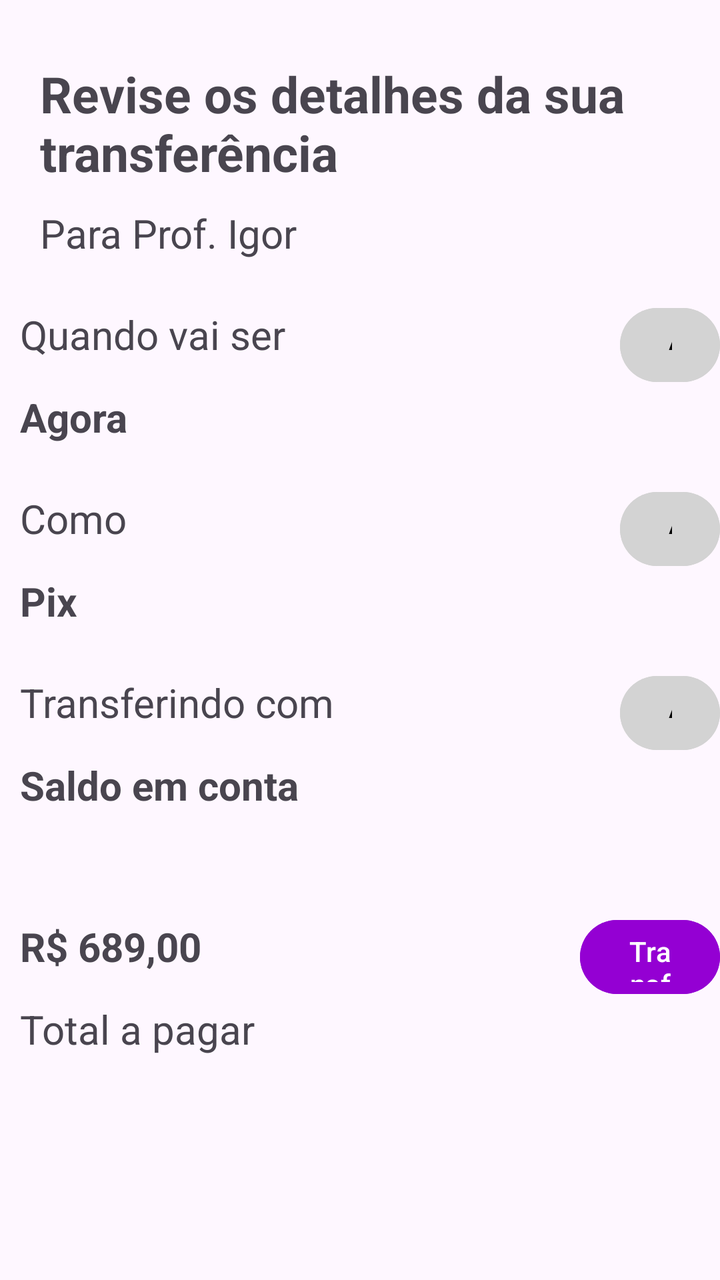
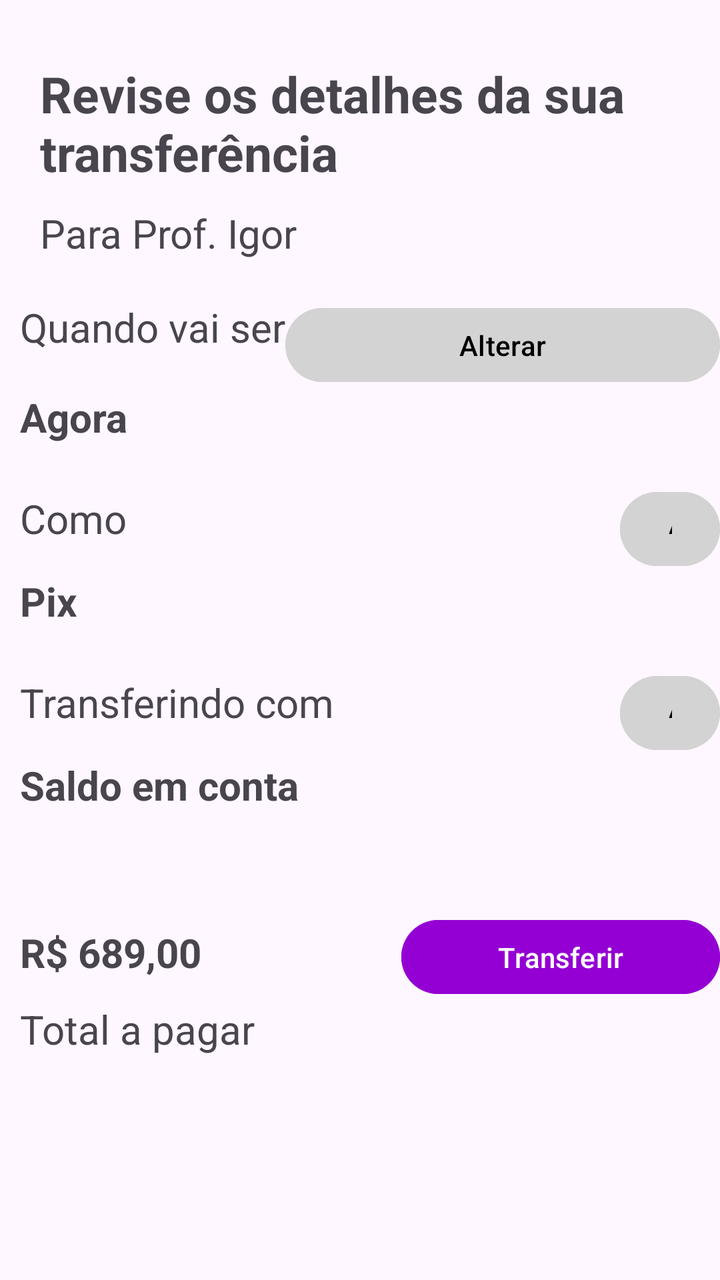

An Android layout rendered at two revisions. The XML below is the earlier revision; the diff shows what the commit changed to produce the second picture.
<!-- AndroidManifest.xml: application theme Theme.ProjetoIgor -->
<!-- res/layout/activity_revise.xml -->
<?xml version="1.0" encoding="utf-8"?>
<LinearLayout
    xmlns:android="http://schemas.android.com/apk/res/android"
    xmlns:app="http://schemas.android.com/apk/res-auto"
    xmlns:tools="http://schemas.android.com/tools"
    android:id="@+id/main"
    android:layout_width="match_parent"
    android:layout_height="match_parent"
    android:orientation="vertical"
    tools:context=".revise">

    <TextView
        android:layout_width="wrap_content"
        android:layout_height="wrap_content"
        android:layout_marginTop="30dp"
        android:layout_marginRight="20dp"
        android:layout_marginLeft="20dp"
        android:text="Revise os detalhes da sua transferência"
        android:textSize="25sp"
        android:textStyle="bold"
        />
    <TextView
        android:layout_width="wrap_content"
        android:layout_height="wrap_content"
        android:layout_marginTop="10dp"
        android:layout_marginRight="20dp"
        android:layout_marginLeft="20dp"
        android:text="Para Prof. Igor"
        android:textSize="20sp"
        />
    <LinearLayout
        android:layout_width="match_parent"
        android:layout_height="wrap_content"
        android:layout_marginTop="20dp"
        android:orientation="vertical"
        >

        <LinearLayout
            android:layout_width="match_parent"
            android:layout_height="wrap_content">
            <TextView
                android:layout_width="300dp"
                android:layout_marginLeft="10dp"
                android:layout_height="wrap_content"
                android:text="Quando vai ser"
                android:textSize="20sp"
                />

            <Button
                android:layout_width="wrap_content"
                android:layout_height="45dp"
                android:backgroundTint="#d3d3d3"
                android:text="Alterar"
                android:textColor="#000"
                app:cornerRadius="100dp" />
        </LinearLayout>

            <TextView
                android:layout_width="wrap_content"
                android:layout_height="wrap_content"
                android:text="Agora"
                android:layout_marginLeft="10dp"
                android:textStyle="bold"
                android:textSize="20sp"
                />
    </LinearLayout>

    <LinearLayout
        android:layout_width="match_parent"
        android:layout_height="wrap_content"
        android:layout_marginTop="20dp"
        android:orientation="vertical"
        >

        <LinearLayout
            android:layout_width="match_parent"
            android:layout_height="wrap_content">
            <TextView
                android:layout_width="300dp"
                android:layout_marginLeft="10dp"
                android:layout_height="wrap_content"
                android:text="Como"
                android:textSize="20sp"
                />

            <Button
                android:layout_width="wrap_content"
                android:layout_height="45dp"
                android:backgroundTint="#d3d3d3"
                android:text="Alterar"
                android:textColor="#000"
                app:cornerRadius="100dp" />
        </LinearLayout>

        <TextView
            android:layout_width="wrap_content"
            android:layout_height="wrap_content"
            android:text="Pix"
            android:layout_marginLeft="10dp"
            android:textStyle="bold"
            android:textSize="20sp"
            />
    </LinearLayout>


    <LinearLayout
        android:layout_width="match_parent"
        android:layout_height="wrap_content"
        android:layout_marginTop="20dp"
        android:orientation="vertical"
        >

        <LinearLayout
            android:layout_width="match_parent"
            android:layout_height="wrap_content">
            <TextView
                android:layout_width="300dp"
                android:layout_marginLeft="10dp"
                android:layout_height="wrap_content"
                android:text="Transferindo com"
                android:textSize="20sp"
                />

            <Button
                android:layout_width="wrap_content"
                android:layout_height="45dp"
                android:backgroundTint="#d3d3d3"
                android:text="Alterar"
                android:textColor="#000"
                app:cornerRadius="100dp" />
        </LinearLayout>

        <TextView
            android:layout_width="wrap_content"
            android:layout_height="wrap_content"
            android:text="Saldo em conta"
            android:layout_marginLeft="10dp"
            android:textStyle="bold"
            android:textSize="20sp"
            />
    </LinearLayout>


    <LinearLayout
        android:layout_width="match_parent"
        android:layout_height="wrap_content"
        android:layout_marginTop="50dp"
        android:orientation="vertical"
        >

        <LinearLayout
            android:layout_width="match_parent"
            android:layout_height="wrap_content">
            <TextView
                android:layout_width="280dp"
                android:layout_marginLeft="10dp"
                android:layout_height="wrap_content"
                android:text="R$ 689,00"
                android:textStyle="bold"
                android:textSize="20sp"
                />

            <Button
                android:layout_width="wrap_content"
                android:layout_height="45dp"
                android:backgroundTint="#9400d3"
                android:text="Transferir"
                android:textColor="#fff"
                app:cornerRadius="100dp" />
        </LinearLayout>

        <TextView
            android:layout_width="wrap_content"
            android:layout_height="wrap_content"
            android:text="Total a pagar"
            android:layout_marginLeft="10dp"
            android:textSize="20sp"
            />

    </LinearLayout>

</LinearLayout>
<!-- resources referenced by this layout -->
<resources>
  <style name="Theme.ProjetoIgor" parent="Base.Theme.ProjetoIgor" />
  <style name="Base.Theme.ProjetoIgor" parent="Theme.Material3.DayNight.NoActionBar">
          
          
      </style>
</resources>

<!-- the commit's change to res/layout/activity_revise.xml (unified diff, before → after) -->
@@ -39,7 +39,7 @@
             android:layout_width="match_parent"
             android:layout_height="wrap_content">
             <TextView
-                android:layout_width="300dp"
+                android:layout_width="wrap_content"
                 android:layout_marginLeft="10dp"
                 android:layout_height="wrap_content"
                 android:text="Quando vai ser"
@@ -47,8 +47,9 @@
                 />
 
             <Button
-                android:layout_width="wrap_content"
+                android:layout_width="match_parent"
                 android:layout_height="45dp"
+                android:layout_gravity="right"
                 android:backgroundTint="#d3d3d3"
                 android:text="Alterar"
                 android:textColor="#000"
@@ -152,8 +153,9 @@
             android:layout_width="match_parent"
             android:layout_height="wrap_content">
             <TextView
-                android:layout_width="280dp"
+                android:layout_width="wrap_content"
                 android:layout_marginLeft="10dp"
+                android:layout_marginRight="100dp"
                 android:layout_height="wrap_content"
                 android:text="R$ 689,00"
                 android:textStyle="bold"
@@ -161,7 +163,8 @@
                 />
 
             <Button
-                android:layout_width="wrap_content"
+                android:id="@+id/btnTransferirValor"
+                android:layout_width="match_parent"
                 android:layout_height="45dp"
                 android:backgroundTint="#9400d3"
                 android:text="Transferir"
